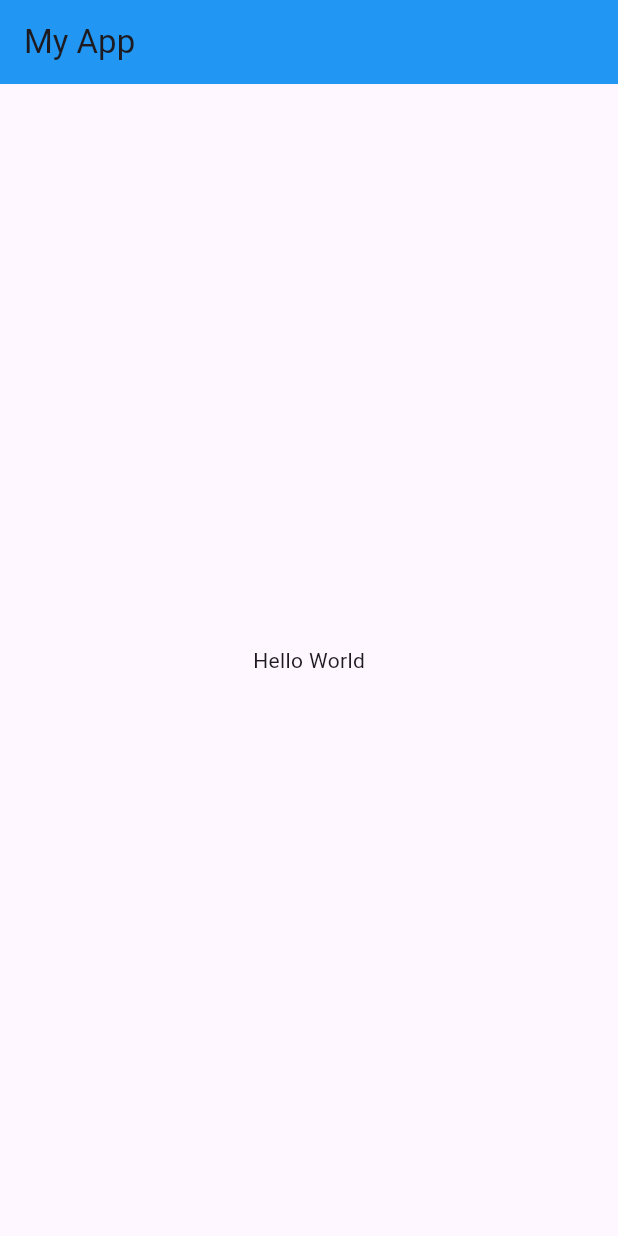
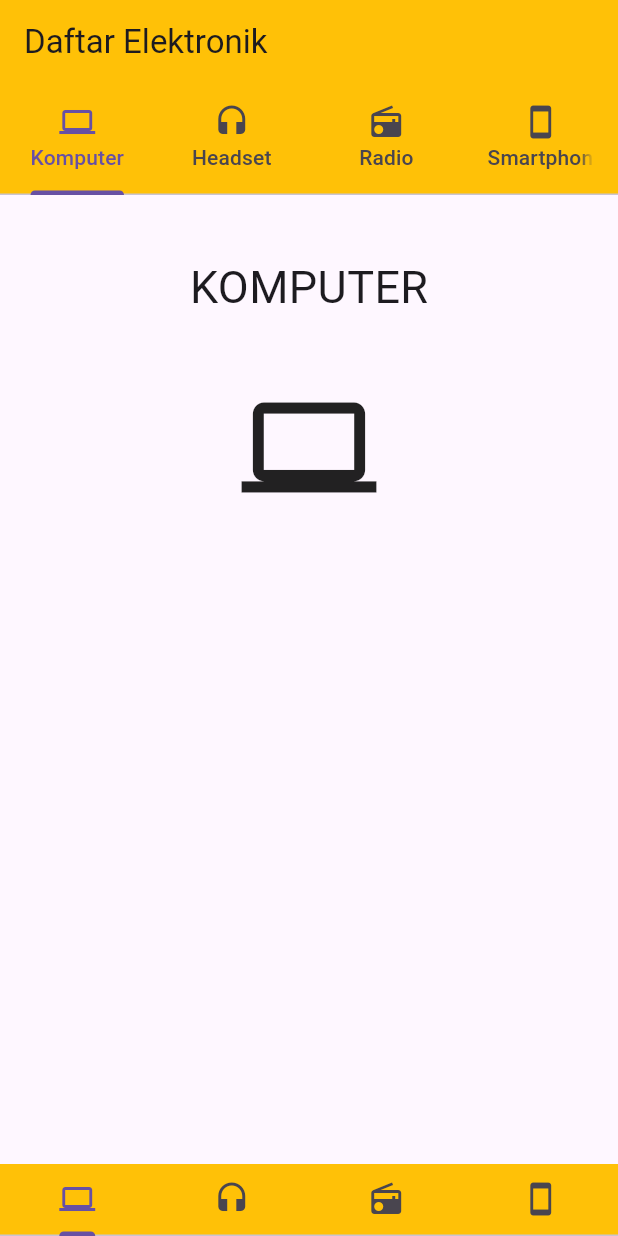
Before and after one commit to kamilaap/intro-flutter, a Flutter app: the screen it shows after launch, on a phone screen of 412 x 824 dp. Run offline on Flutter 3.47's test engine with Material 3 defaults, Android fonts, the phone set to English and light mode, and no system bars.

Commit message:
first commit

```diff
--- /dev/null
+++ b/lib/hal_headset.dart
@@ -0,0 +1,19 @@
+import 'package:flutter/material.dart';
+
+class Headset extends StatelessWidget {
+  @override
+  Widget build(BuildContext context) {
+    return Container(
+      child: Center(
+        child: Column(
+          children: <Widget>[
+            Padding(padding: EdgeInsets.all(20.0)),
+            Text("HEADSET", style: TextStyle(fontSize: 30.0)),
+            Padding(padding: EdgeInsets.all(20.0)),
+            Icon(Icons.headset, size: 90.0),
+          ],
+        ),
+      ),
+    );
+  }
+}
--- /dev/null
+++ b/lib/hal_komputer.dart
@@ -0,0 +1,19 @@
+import 'package:flutter/material.dart';
+
+class Komputer extends StatelessWidget {
+  @override
+  Widget build(BuildContext context) {
+    return Container(
+      child: Center(
+        child: Column(
+          children: <Widget>[
+            Padding(padding: EdgeInsets.all(20.0)),
+            Text("KOMPUTER", style: TextStyle(fontSize: 30.0)),
+            Padding(padding: EdgeInsets.all(20.0)),
+            Icon(Icons.computer, size: 90.0),
+          ],
+        ),
+      ),
+    );
+  }
+}
--- /dev/null
+++ b/lib/hal_radio.dart
@@ -0,0 +1,19 @@
+import 'package:flutter/material.dart';
+
+class Radio extends StatelessWidget {
+  @override
+  Widget build(BuildContext context) {
+    return Container(
+      child: Center(
+        child: Column(
+          children: <Widget>[
+            Padding(padding: EdgeInsets.all(20.0)),
+            Text("RADIO", style: TextStyle(fontSize: 30.0)),
+            Padding(padding: EdgeInsets.all(20.0)),
+            Icon(Icons.radio, size: 90.0),
+          ],
+        ),
+      ),
+    );
+  }
+}
--- /dev/null
+++ b/lib/hal_smartphone.dart
@@ -0,0 +1,19 @@
+import 'package:flutter/material.dart';
+
+class Smartphone extends StatelessWidget {
+  @override
+  Widget build(BuildContext context) {
+    return Container(
+      child: Center(
+        child: Column(
+          children: <Widget>[
+            Padding(padding: EdgeInsets.all(20.0)),
+            Text("SMARTPHONE", style: TextStyle(fontSize: 30.0)),
+            Padding(padding: EdgeInsets.all(20.0)),
+            Icon(Icons.smartphone, size: 90.0),
+          ],
+        ),
+      ),
+    );
+  }
+}
--- a/lib/main.dart
+++ b/lib/main.dart
@@ -1,23 +1,90 @@
 import 'package:flutter/material.dart';
 
+import './hal_komputer.dart' as komputer;
+import './hal_headset.dart' as headset;
+import './hal_radio.dart' as radio;
+import './hal_smartphone.dart' as hp;
+
 void main() {
-  runApp(
-    MaterialApp(
-      home: MyApp(),
-    )
-  );
+  runApp(MaterialApp(
+    title: "Tab Bar",
+    home: Home(),
+  ));
 }
 
-class MyApp extends StatelessWidget {
+class Home extends StatefulWidget {
+  @override
+  _HomeState createState() => _HomeState();
+}
+
+class _HomeState extends State<Home> with SingleTickerProviderStateMixin {
+  late TabController controller;
+
+  @override
+  void initState() {
+    controller = TabController(vsync: this, length: 4);
+    super.initState();
+  }
+
+  @override
+  void dispose() {
+    controller.dispose();
+    super.dispose();
+  }
+
   @override
   Widget build(BuildContext context) {
-    return Scaffold(
-      appBar: AppBar(
-        title: Text('My App'),
-        backgroundColor: Colors.blue,
-      ), //AppBar
-      body: Center(
-        child: Text('Hello World'),
+    return new Scaffold(
+      appBar: new AppBar(
+        backgroundColor: Colors.amber,
+        title: Text("Daftar Elektronik"),
+        bottom: new TabBar(
+          controller: controller,
+          tabs: <Widget>[
+            new Tab(
+              icon: new Icon(Icons.computer),
+              text: "Komputer",
+            ),
+            new Tab(
+              icon: new Icon(Icons.headset),
+              text: "Headset",
+            ),
+            new Tab(
+              icon: new Icon(Icons.radio),
+              text: "Radio",
+            ),
+            new Tab(
+              icon: new Icon(Icons.smartphone),
+              text: "Smartphone",
+            ),
+          ],
+        ),
+      ),
+      body: new TabBarView(controller: controller, children: <Widget>[
+        new komputer.Komputer(),
+        new headset.Headset(),
+        new radio.Radio(),
+        new hp.Smartphone()
+      ]),
+      bottomNavigationBar: new Material(
+        color: Colors.amber,
+        child: new TabBar(
+          controller: controller,
+          tabs: <Widget>[
+            new Tab(
+              icon: new Icon(Icons.computer),
+            ),
+            new Tab(
+              icon: new Icon(Icons.headset),
+            ),
+            new Tab(
+              icon: new Icon(Icons.radio),
+            ),
+            new Tab(
+              icon: new Icon(Icons.smartphone),
+            ),
+          ],
+        ),
       ),
     );
   }
```
